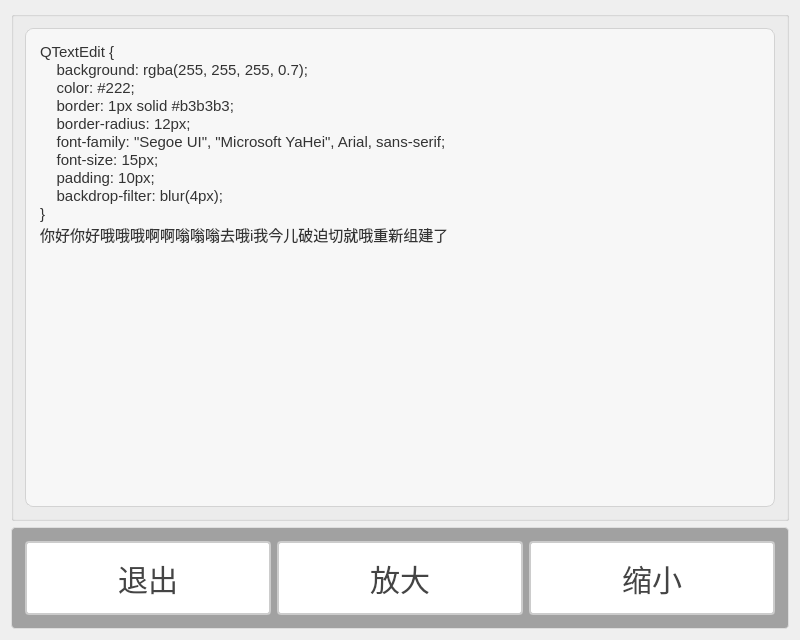
First picture: the form in RW_UL/rqw/main/ui/rqw_DlgVersion.ui, repository WIND-ROAD-RUN/RW_UL, before the edit.
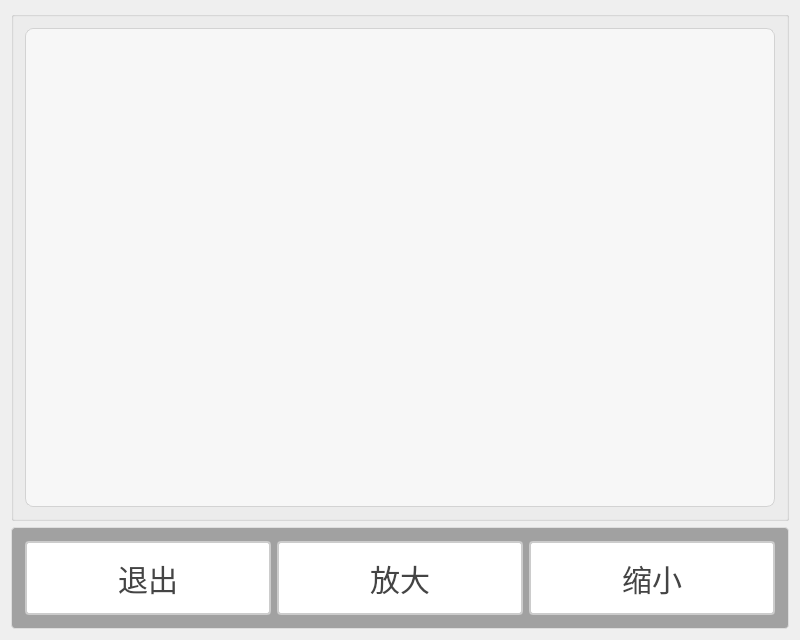
Second picture: the form after the edit.

```diff
--- a/RW_UL/rqw/main/ui/rqw_DlgVersion.ui
+++ b/RW_UL/rqw/main/ui/rqw_DlgVersion.ui
@@ -29,6 +29,12 @@
       <layout class="QHBoxLayout" name="horizontalLayout">
        <item>
         <widget class="QTextEdit" name="textEdit_VersionShow">
+         <property name="font">
+          <font>
+           <family>Segoe UI</family>
+           <pointsize>16</pointsize>
+          </font>
+         </property>
          <property name="styleSheet">
           <string notr="true">QTextEdit {
     background: #f7f7f7;
@@ -36,7 +42,6 @@
     border: 1px solid #d3d3d3;
     border-radius: 8px;
     font-family: &quot;Segoe UI&quot;, &quot;Microsoft YaHei&quot;, Arial, sans-serif;
-    font-size: 15px;
     padding: 10px;
 }
 </string>
@@ -48,18 +53,8 @@
 hr { height: 1px; border-width: 0; }
 li.unchecked::marker { content: &quot;\2610&quot;; }
 li.checked::marker { content: &quot;\2612&quot;; }
-&lt;/style&gt;&lt;/head&gt;&lt;body style=&quot; font-family:'Segoe UI','Microsoft YaHei','Arial','sans-serif'; font-size:15px; font-weight:400; font-style:normal;&quot;&gt;
-&lt;p style=&quot; margin-top:0px; margin-bottom:0px; margin-left:0px; margin-right:0px; -qt-block-indent:0; text-indent:0px;&quot;&gt;&lt;span style=&quot; font-size:15px;&quot;&gt;QTextEdit {&lt;/span&gt;&lt;/p&gt;
-&lt;p style=&quot; margin-top:0px; margin-bottom:0px; margin-left:0px; margin-right:0px; -qt-block-indent:0; text-indent:0px;&quot;&gt;&lt;span style=&quot; font-size:15px;&quot;&gt;    background: rgba(255, 255, 255, 0.7);&lt;/span&gt;&lt;/p&gt;
-&lt;p style=&quot; margin-top:0px; margin-bottom:0px; margin-left:0px; margin-right:0px; -qt-block-indent:0; text-indent:0px;&quot;&gt;&lt;span style=&quot; font-size:15px;&quot;&gt;    color: #222;&lt;/span&gt;&lt;/p&gt;
-&lt;p style=&quot; margin-top:0px; margin-bottom:0px; margin-left:0px; margin-right:0px; -qt-block-indent:0; text-indent:0px;&quot;&gt;&lt;span style=&quot; font-size:15px;&quot;&gt;    border: 1px solid #b3b3b3;&lt;/span&gt;&lt;/p&gt;
-&lt;p style=&quot; margin-top:0px; margin-bottom:0px; margin-left:0px; margin-right:0px; -qt-block-indent:0; text-indent:0px;&quot;&gt;&lt;span style=&quot; font-size:15px;&quot;&gt;    border-radius: 12px;&lt;/span&gt;&lt;/p&gt;
-&lt;p style=&quot; margin-top:0px; margin-bottom:0px; margin-left:0px; margin-right:0px; -qt-block-indent:0; text-indent:0px;&quot;&gt;&lt;span style=&quot; font-size:15px;&quot;&gt;    font-family: &amp;quot;Segoe UI&amp;quot;, &amp;quot;Microsoft YaHei&amp;quot;, Arial, sans-serif;&lt;/span&gt;&lt;/p&gt;
-&lt;p style=&quot; margin-top:0px; margin-bottom:0px; margin-left:0px; margin-right:0px; -qt-block-indent:0; text-indent:0px;&quot;&gt;&lt;span style=&quot; font-size:15px;&quot;&gt;    font-size: 15px;&lt;/span&gt;&lt;/p&gt;
-&lt;p style=&quot; margin-top:0px; margin-bottom:0px; margin-left:0px; margin-right:0px; -qt-block-indent:0; text-indent:0px;&quot;&gt;&lt;span style=&quot; font-size:15px;&quot;&gt;    padding: 10px;&lt;/span&gt;&lt;/p&gt;
-&lt;p style=&quot; margin-top:0px; margin-bottom:0px; margin-left:0px; margin-right:0px; -qt-block-indent:0; text-indent:0px;&quot;&gt;&lt;span style=&quot; font-size:15px;&quot;&gt;    backdrop-filter: blur(4px);&lt;/span&gt;&lt;/p&gt;
-&lt;p style=&quot; margin-top:0px; margin-bottom:0px; margin-left:0px; margin-right:0px; -qt-block-indent:0; text-indent:0px;&quot;&gt;&lt;span style=&quot; font-size:15px;&quot;&gt;}&lt;/span&gt;&lt;/p&gt;
-&lt;p style=&quot; margin-top:0px; margin-bottom:0px; margin-left:0px; margin-right:0px; -qt-block-indent:0; text-indent:0px;&quot;&gt;&lt;span style=&quot; font-size:15px;&quot;&gt;你好你好哦哦哦啊啊嗡嗡嗡去哦i我今儿破迫切就哦重新组建了&lt;/span&gt;&lt;/p&gt;&lt;/body&gt;&lt;/html&gt;</string>
+&lt;/style&gt;&lt;/head&gt;&lt;body style=&quot; font-family:'Segoe UI','Microsoft YaHei','Arial','sans-serif'; font-size:16pt; font-weight:400; font-style:normal;&quot;&gt;
+&lt;p style=&quot;-qt-paragraph-type:empty; margin-top:0px; margin-bottom:0px; margin-left:0px; margin-right:0px; -qt-block-indent:0; text-indent:0px; font-size:9pt;&quot;&gt;&lt;br /&gt;&lt;/p&gt;&lt;/body&gt;&lt;/html&gt;</string>
          </property>
         </widget>
        </item>
```
